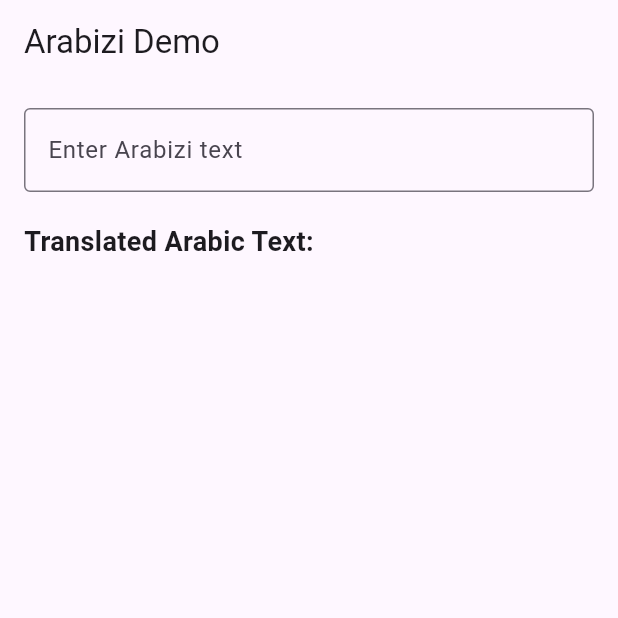
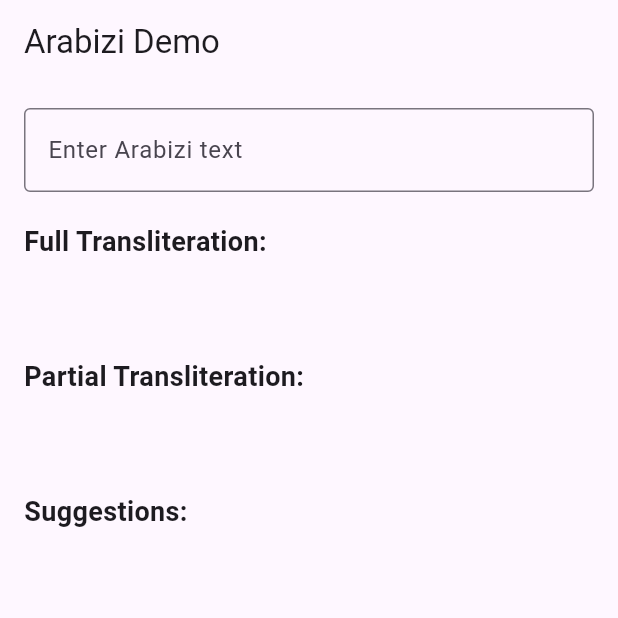
Before and after one commit to issaloubani/arabizi-transliterator, a Flutter app: the screen it shows after launch, on a phone screen of 412 x 824 dp, the top half of it. Run offline on Flutter 3.47's test engine with Material 3 defaults, Android fonts, the phone set to English and light mode, and no system bars; missing offline and left inert: arabizi_transliterator.

```diff
--- a/example/lib/main.dart
+++ b/example/lib/main.dart
@@ -1,4 +1,4 @@
-import 'package:arabizi/arabizi.dart';
+import 'package:arabizi_transliterator/arabizi.dart';
 import 'package:flutter/material.dart';
 
 void main() {
@@ -29,14 +29,19 @@ class MyHomePage extends StatefulWidget {
 
 class _MyHomePageState extends State<MyHomePage> {
   final TextEditingController _controller = TextEditingController();
-  String _translatedText = '';
+  String _fullTransliteration = '';
+  String _partialTransliteration = '';
+  List<String> _suggestions = [];
+  final ArabiziTransliterator _transliterator = ArabiziTransliterator();
 
   @override
   void initState() {
     super.initState();
     _controller.addListener(() {
       setState(() {
-        _translatedText = ArabiziTransliterator().transliterateFull(_controller.text);
+        _fullTransliteration = _transliterator.transliterateFull(_controller.text.trim());
+        _partialTransliteration = _transliterator.transliteratePartial(_controller.text.trim());
+        _suggestions = _transliterator.getSuggestions(_controller.text.trim());
       });
     });
   }
@@ -67,14 +72,43 @@ class _MyHomePageState extends State<MyHomePage> {
             ),
             const SizedBox(height: 20),
             const Text(
-              'Translated Arabic Text:',
+              'Full Transliteration:',
               style: TextStyle(fontSize: 18, fontWeight: FontWeight.bold),
             ),
             const SizedBox(height: 10),
             Text(
-              _translatedText,
+              _fullTransliteration,
               style: const TextStyle(fontSize: 24),
               textAlign: TextAlign.right,
+            ),
+            const SizedBox(height: 20),
+            const Text(
+              'Partial Transliteration:',
+              style: TextStyle(fontSize: 18, fontWeight: FontWeight.bold),
+            ),
+            const SizedBox(height: 10),
+            Text(
+              _partialTransliteration,
+              style: const TextStyle(fontSize: 24),
+              textAlign: TextAlign.right,
+            ),
+            const SizedBox(height: 20),
+            const Text(
+              'Suggestions:',
+              style: TextStyle(fontSize: 18, fontWeight: FontWeight.bold),
+            ),
+            const SizedBox(height: 10),
+            Expanded(
+              child: ListView.builder(
+                itemCount: _suggestions.length,
+                itemBuilder: (context, index) {
+                  return Text(
+                    _suggestions[index],
+                    style: const TextStyle(fontSize: 20),
+                    textAlign: TextAlign.right,
+                  );
+                },
+              ),
             ),
           ],
         ),
```
